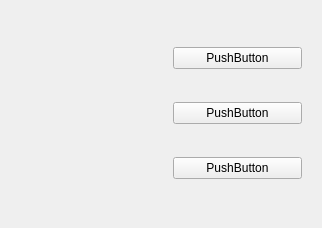
drinch/LanguageLearner, file LanguageLearner/interface.ui: the form before one commit.
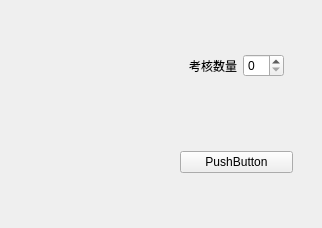
The form after the commit.

```diff
--- a/LanguageLearner/interface.ui
+++ b/LanguageLearner/interface.ui
@@ -21,24 +21,38 @@
     <widget class="QWidget" name="ChoiseWidget_" native="true">
      <layout class="QVBoxLayout" name="verticalLayout">
       <item>
-       <widget class="QPushButton" name="TestA_">
-        <property name="text">
-         <string>PushButton</string>
-        </property>
+       <widget class="QWidget" name="widget1_" native="true">
+        <layout class="QVBoxLayout" name="verticalLayout_3">
+         <item>
+          <widget class="QWidget" name="widget3_" native="true">
+           <layout class="QHBoxLayout" name="horizontalLayout_2">
+            <item>
+             <widget class="QLabel" name="label">
+              <property name="text">
+               <string>考核数量</string>
+              </property>
+             </widget>
+            </item>
+            <item>
+             <widget class="QSpinBox" name="spinBox"/>
+            </item>
+           </layout>
+          </widget>
+         </item>
+        </layout>
        </widget>
       </item>
       <item>
-       <widget class="QPushButton" name="TestB_">
-        <property name="text">
-         <string>PushButton</string>
-        </property>
-       </widget>
-      </item>
-      <item>
-       <widget class="QPushButton" name="TestC_">
-        <property name="text">
-         <string>PushButton</string>
-        </property>
+       <widget class="QWidget" name="widget2_" native="true">
+        <layout class="QVBoxLayout" name="verticalLayout_2">
+         <item>
+          <widget class="QPushButton" name="TestA_">
+           <property name="text">
+            <string>PushButton</string>
+           </property>
+          </widget>
+         </item>
+        </layout>
        </widget>
       </item>
      </layout>
```
